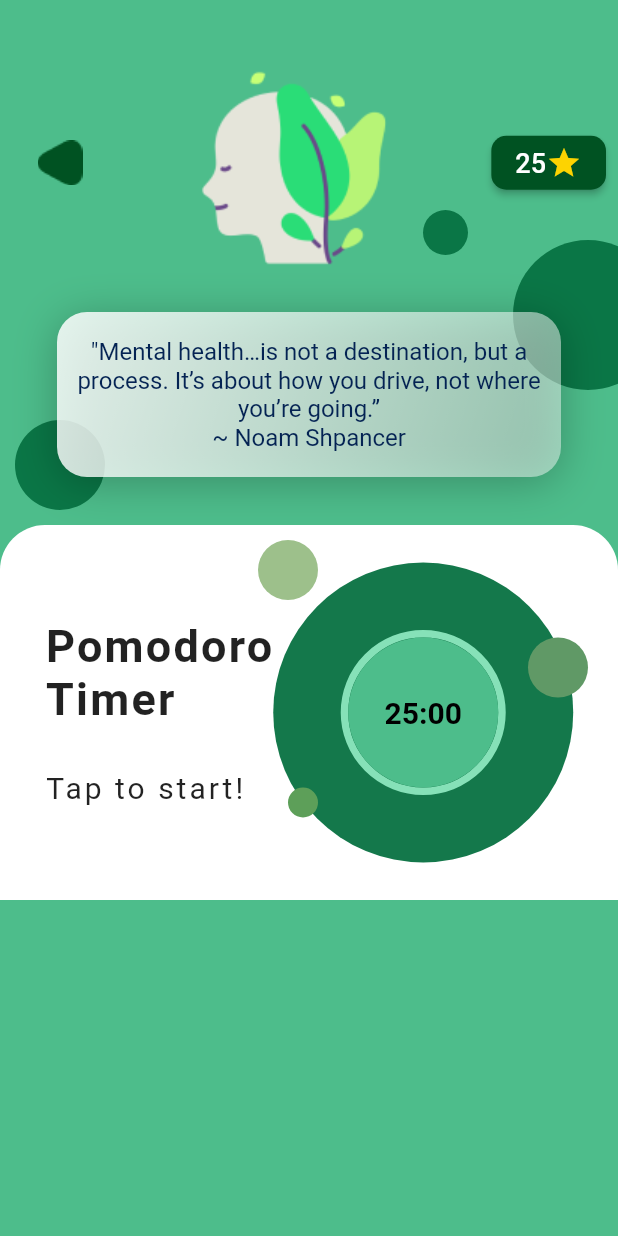
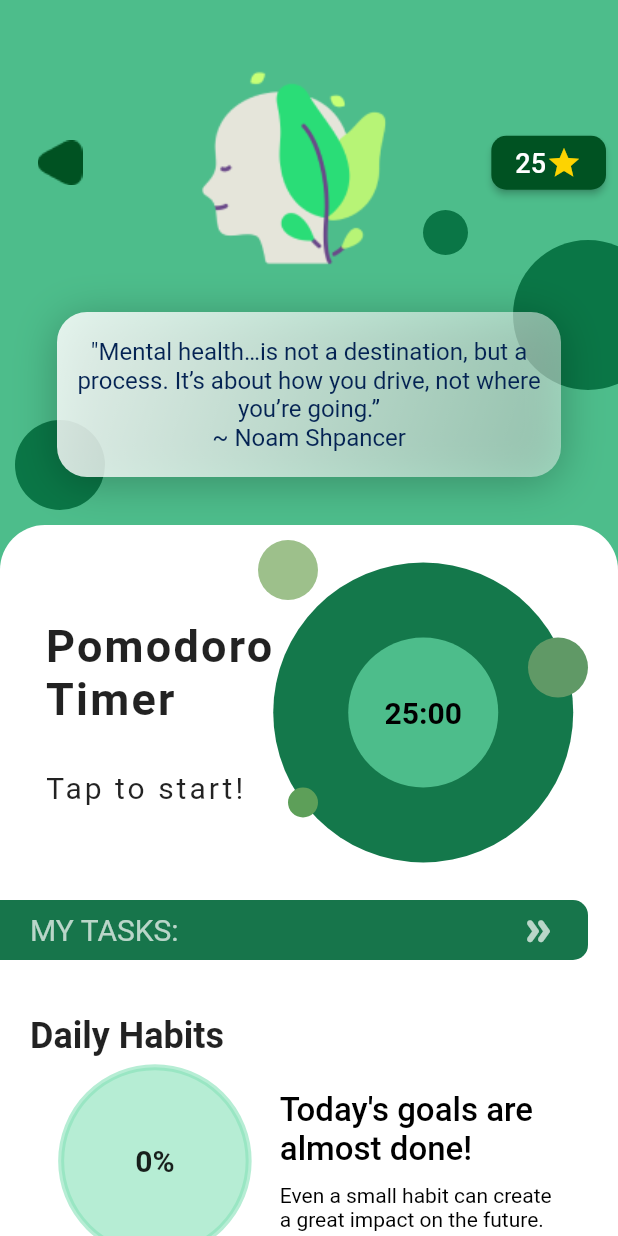
Before and after one commit to 2504pratik/soulfit_flutter, a Flutter app: the screen it shows once a user with an empty profile is signed in, after a tap on "Mental Fitness", on a phone screen of 412 x 824 dp. Run offline on Flutter 3.47's test engine with Material 2 defaults, Android fonts, the phone set to English and light mode, and no system bars; drawn by our look-alikes of percent_indicator; our stand-ins replace firebase_auth, firebase_core, google_sign_in, googleapis_auth, smooth_page_indicator; missing offline and left inert: d_chart; accounts and stored records are empty; statements that could not run were skipped; key blocks and very long unbroken strings in the code were emptied for the run.

Commit message:
Mental Fitness more features

```diff
--- a/lib/main.dart
+++ b/lib/main.dart
@@ -1,5 +1,6 @@
 import 'package:firebase_auth/firebase_auth.dart';
 import 'package:firebase_core/firebase_core.dart';
+import 'package:provider/provider.dart';
 import 'firebase_options.dart';
 import 'package:googleapis_auth/auth_io.dart';
 
@@ -7,6 +8,7 @@ import 'package:flutter/material.dart';
 
 import 'home_page/home_page.dart';
 import 'login_page/login_page.dart';
+import 'models/profile_provider.dart';
 
 final _credentials = ServiceAccountCredentials.fromJson({
   "private_key":
@@ -40,7 +42,11 @@ class MyApp extends StatefulWidget {
 class _MyAppState extends State<MyApp> {
   @override
   Widget build(BuildContext context) {
-    return MaterialApp(
+    return MultiProvider(
+      providers: [
+        ChangeNotifierProvider(create: (_) => ProfileProvider()),
+      ],
+      child: MaterialApp(
         debugShowCheckedModeBanner: false,
         title: 'SoulFit',
         home: StreamBuilder<User?>(
@@ -65,6 +71,7 @@ class _MyAppState extends State<MyApp> {
         theme: ThemeData(
           canvasColor: const Color.fromRGBO(233, 234, 236, 1),
         ),
+      ),
     );
   }
 }
--- a/lib/meditation/second_part.dart
+++ b/lib/meditation/second_part.dart
@@ -158,7 +158,7 @@ class SecondPart extends StatelessWidget {
                             context,
                             MaterialPageRoute(
                                 builder: ((context) =>
-                                    const BreathingExercise())));
+                                    BreathingExerciseScreen())));
                       },
                       child: CircleAvatar(
                         backgroundColor: Colors.white.withOpacity(0.75),
--- /dev/null
+++ b/lib/mental_fitness/daily_goals/daily_goals.dart
@@ -0,0 +1,185 @@
+import 'package:flutter/material.dart';
+
+class HabitTrackerContainer extends StatefulWidget {
+  const HabitTrackerContainer({Key? key}) : super(key: key);
+
+  @override
+  _HabitTrackerContainerState createState() => _HabitTrackerContainerState();
+}
+
+class _HabitTrackerContainerState extends State<HabitTrackerContainer> {
+  int tasksCompleted = 0;
+
+  @override
+  Widget build(BuildContext context) {
+    double progressValue = tasksCompleted / 4;
+    Color uncompletedColor = const Color.fromRGBO(134, 225, 184, 0.6);
+    Color completedColor = const Color.fromRGBO(44, 112, 82, 1);
+
+    return Container(
+      height: 350,
+      width: double.infinity,
+      color: Colors.white,
+      child: Padding(
+        padding: const EdgeInsets.all(20),
+        child: Column(
+          mainAxisAlignment: MainAxisAlignment.spaceEvenly,
+          crossAxisAlignment: CrossAxisAlignment.start,
+          children: [
+            const Text(
+              'Daily Habits',
+              style: TextStyle(
+                fontWeight: FontWeight.bold,
+                fontSize: 24,
+              ),
+            ),
+            Row(
+              mainAxisAlignment: MainAxisAlignment.spaceEvenly,
+              children: [
+                Stack(
+                  children: [
+                    Container(
+                      width: 125.0,
+                      height: 125.0,
+                      decoration: BoxDecoration(
+                        shape: BoxShape.circle,
+                        color: uncompletedColor,
+                      ),
+                      child: Center(
+                        child: Text(
+                          '${(progressValue * 100).toInt()}%',
+                          style: const TextStyle(
+                            fontWeight: FontWeight.bold,
+                            fontSize: 20.0,
+                          ),
+                          textAlign: TextAlign.center,
+                        ),
+                      ),
+                    ),
+                    Positioned.fill(
+                      child: CircularProgressIndicator(
+                        value: progressValue,
+                        backgroundColor: uncompletedColor,
+                        valueColor: AlwaysStoppedAnimation(completedColor),
+                      ),
+                    ),
+                  ],
+                ),
+                Column(
+                  crossAxisAlignment: CrossAxisAlignment.start,
+                  children: const [
+                    Text(
+                      "Today's goals are \nalmost done!",
+                      style: TextStyle(
+                          color: Colors.black,
+                          fontSize: 22,
+                          fontWeight: FontWeight.w500),
+                      textAlign: TextAlign.start,
+                    ),
+                    SizedBox(
+                      height: 10,
+                    ),
+                    Text(
+                      "Even a small habit can create \na great impact on the future. ",
+                      style: TextStyle(
+                        color: Colors.black,
+                        fontSize: 14,
+                      ),
+                      textAlign: TextAlign.start,
+                    ),
+                  ],
+                )
+              ],
+            ),
+            SingleChildScrollView(
+              scrollDirection: Axis.horizontal,
+              child: Row(
+                children: [
+                  _buildTaskContainer('Task 1', 0, 'Health'),
+                  _buildTaskContainer('Task 2', 1, 'Knowledge'),
+                  _buildTaskContainer('Task 3', 2, 'Walk'),
+                  _buildTaskContainer('Task 4', 3, 'Fun'),
+                ],
+              ),
+            ),
+          ],
+        ),
+      ),
+    );
+  }
+
+  Widget _buildTaskContainer(String taskName, int taskIndex, String title) {
+    bool isCompleted = tasksCompleted > taskIndex;
+    return Container(
+      width: 300.0,
+      height: 110.0,
+      margin: const EdgeInsets.all(10.0),
+      decoration: BoxDecoration(
+        border: Border.all(color: Colors.grey),
+        borderRadius: BorderRadius.circular(10.0),
+        color: Colors.white,
+      ),
+      child: Row(
+        mainAxisAlignment: MainAxisAlignment.spaceEvenly,
+        children: [
+          Column(
+            mainAxisAlignment: MainAxisAlignment.spaceEvenly,
+            children: [
+              const SizedBox(
+                height: 10,
+              ),
+              Container(
+                height: 20,
+                width: 90,
+                decoration: const BoxDecoration(
+                  color: Color.fromRGBO(97, 159, 210, 1),
+                  borderRadius: BorderRadius.all(Radius.circular(5)),
+                ),
+                child: Center(
+                  child: Text(
+                    title,
+                    style: const TextStyle(color: Colors.white),
+                  ),
+                ),
+              ),
+              const Text(
+                'Drink 8 glasses of water',
+                style: TextStyle(
+                  color: Colors.black,
+                  fontWeight: FontWeight.bold,
+                  fontSize: 20,
+                ),
+              ),
+              Container(
+                child: isCompleted
+                    ? TextButton(
+                        onPressed: () {
+                          setState(() {
+                            tasksCompleted--;
+                          });
+                        },
+                        child: const Text(
+                          'Completed!',
+                          style:
+                              TextStyle(color: Color.fromRGBO(67, 150, 140, 1)),
+                        ),
+                      )
+                    : TextButton(
+                        onPressed: () {
+                          setState(() {
+                            tasksCompleted++;
+                          });
+                        },
+                        child: const Text('Complete',
+                            style: TextStyle(
+                                color: Color.fromRGBO(97, 159, 210, 1))),
+                      ),
+              )
+            ],
+          ),
+          Image.asset('assets/images/glass.png')
+        ],
+      ),
+    );
+  }
+}
--- a/lib/mental_fitness/mental_fitness.dart
+++ b/lib/mental_fitness/mental_fitness.dart
@@ -1,6 +1,8 @@
 import 'package:flutter/material.dart';
+import 'package:soulfit/mental_fitness/daily_goals/daily_goals.dart';
 import 'package:soulfit/mental_fitness/first.dart';
 import 'package:soulfit/mental_fitness/second.dart';
+import 'package:soulfit/mental_fitness/tasks/task.dart';
 
 class MentalFitness extends StatelessWidget {
   const MentalFitness({Key? key}) : super(key: key);
@@ -11,7 +13,12 @@ class MentalFitness extends StatelessWidget {
       backgroundColor: const Color.fromRGBO(77, 189, 139, 1),
       body: SingleChildScrollView(
           child: Column(
-        children: const [First(), Pomodoro()],
+        children: [
+          const First(),
+          const Pomodoro(),
+          const Task(),
+          HabitTrackerContainer()
+        ],
       )),
     );
   }
--- a/lib/mental_fitness/second.dart
+++ b/lib/mental_fitness/second.dart
@@ -112,7 +112,7 @@ class _PomodoroState extends State<Pomodoro> with TickerProviderStateMixin {
                             circularStrokeCap: CircularStrokeCap.round,
                             radius: 55,
                             lineWidth: 5,
-                            percent: _timeLeft / _initialTime,
+                            percent: _timeLeft % 60 / 60,
                             backgroundColor: Colors.transparent,
                             progressColor:
                                 const Color.fromRGBO(134, 225, 184, 1),
--- /dev/null
+++ b/lib/mental_fitness/tasks/task.dart
@@ -0,0 +1,64 @@
+import 'package:flutter/material.dart';
+import 'package:soulfit/mental_fitness/tasks/task_screen.dart';
+
+class Task extends StatefulWidget {
+  const Task({Key? key}) : super(key: key);
+
+  @override
+  State<Task> createState() => _TaskState();
+}
+
+class _TaskState extends State<Task> {
+  @override
+  Widget build(BuildContext context) {
+    return Container(
+      height: 50,
+      width: double.infinity,
+      color: Colors.white,
+      child: Column(
+        children: [
+          Padding(
+            padding: const EdgeInsets.only(right: 20),
+            child: Container(
+              height: 40,
+              width: double.infinity,
+              decoration: const BoxDecoration(
+                color: Color.fromRGBO(23, 117, 75, 1),
+                borderRadius: BorderRadius.only(
+                    topRight: Radius.circular(10),
+                    bottomRight: Radius.circular(10)),
+              ),
+              child: Row(
+                mainAxisAlignment: MainAxisAlignment.spaceBetween,
+                children: [
+                  const Padding(
+                    padding: EdgeInsets.only(left: 20),
+                    child: Text(
+                      'MY TASKS:',
+                      style: TextStyle(fontSize: 20, color: Colors.white70),
+                    ),
+                  ),
+                  Padding(
+                    padding: const EdgeInsets.only(right: 10),
+                    child: IconButton(
+                      onPressed: () {
+                        Navigator.of(context).push(MaterialPageRoute(
+                          builder: (context) => const TaskScreen(),
+                        ));
+                      },
+                      icon: const Icon(
+                        Icons.double_arrow_rounded,
+                        color: Colors.white70,
+                        size: 25,
+                      ),
+                    ),
+                  )
+                ],
+              ),
+            ),
+          ),
+        ],
+      ),
+    );
+  }
+}
--- /dev/null
+++ b/lib/models/profile_provider.dart
@@ -0,0 +1,13 @@
+import 'package:flutter/material.dart';
+import 'package:soulfit/models/profile.dart';
+
+class ProfileProvider extends ChangeNotifier {
+  late Profile _profile;
+
+  Profile get profile => _profile;
+
+  void updateProfile(Profile profile) {
+    _profile = profile;
+    notifyListeners();
+  }
+}
--- a/pubspec.yaml
+++ b/pubspec.yaml
@@ -42,6 +42,8 @@ dependencies:
   googleapis_auth: ^1.3.1
   d_chart: ^2.2.11
   percent_indicator: ^4.2.3
+  provider: ^6.0.5
+
 
 
 dev_dependencies:
```
Also changed, not shown: lib/meditation/breathing_exercise.dart (+79 -42 lines), lib/mental_fitness/tasks/task_screen.dart (added, +186 -0 lines), lib/models/profile.dart (+22 -1 lines), lib/onboarding_screens/intro_page1.dart (+9 -1 lines), lib/profile_page/edit_info.dart (+19 -1 lines), assets/images/Ellipse 100.png (added), assets/images/fruits.png (added), assets/images/glass.png (added), assets/images/meditation.png (added), assets/images/walk.png (added), pubspec.lock, 1 other file. Lines whose indentation alone changed are shown as unchanged.
